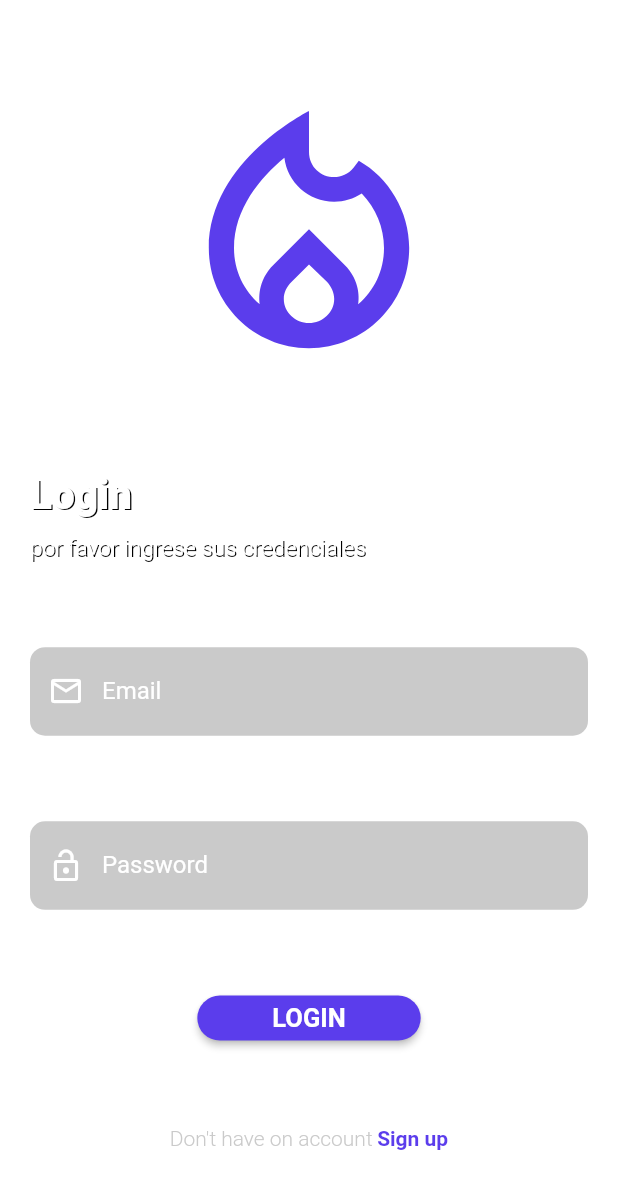
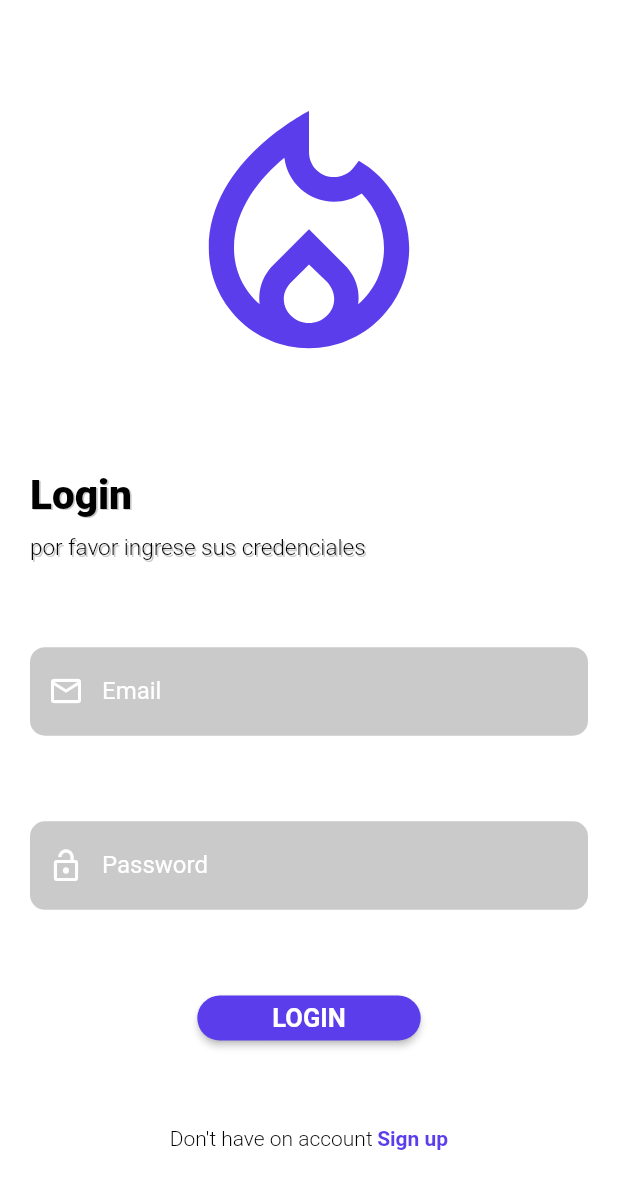
Before and after one commit to JeisonManuelVargas/r5, a Flutter app: the screen it shows after launch, on a phone screen of 412 x 824 dp. Shown: the top 1189 px of the screen. Run offline on Flutter 3.47's test engine with Material 2 defaults, Android fonts, the phone set to English and light mode, and no system bars; our stand-ins replace cloud_firestore, dartz, firebase_auth, firebase_core, flutter_bloc, get_it; missing offline and left inert: image_picker_loading_jm; accounts and stored records are empty.

Commit message:
(feature): implement new colors in home

```diff
--- a/lib/core/widget/message_rout.dart
+++ b/lib/core/widget/message_rout.dart
@@ -22,7 +22,7 @@ class MessageRout extends StatelessWidget {
         Text(
           firstLabel,
           style: const TextStyle(
-            color: AppColors.disable,
+            color: AppColors.black,
             fontWeight: FontWeight.w300,
           ),
         ),
--- a/lib/features/login/presentation/pages/login.dart
+++ b/lib/features/login/presentation/pages/login.dart
@@ -34,6 +34,7 @@ class Login extends BasePage<LoginState, LoginCubit> {
                 Container(
                   alignment: Alignment.centerLeft,
                   child: const TitleCustom(
+                    mode: Mode.dark,
                     firstTitle: "Login",
                     secondTitle: "por favor ingrese sus credenciales",
                   ),
```
